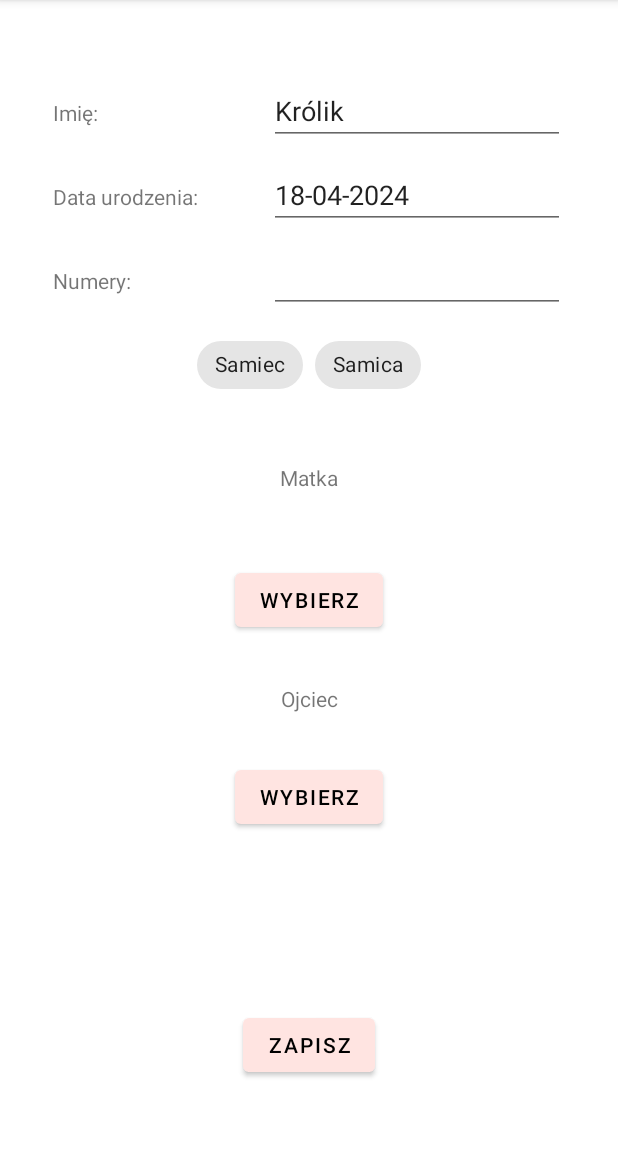
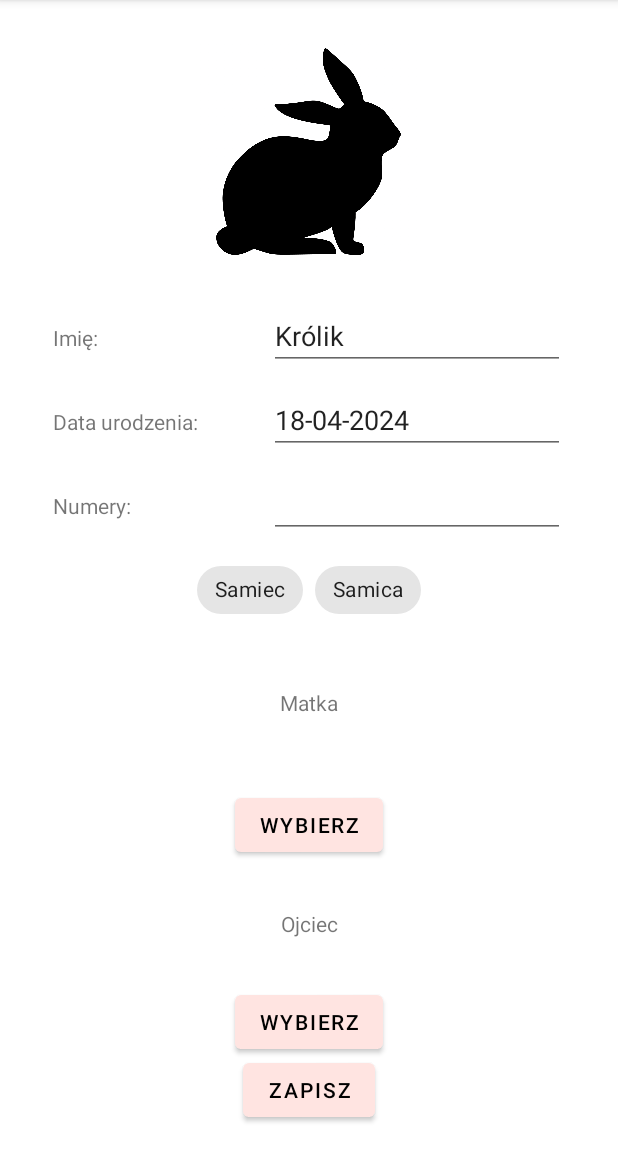
Before and after one commit to AgnieszkaKlobus12/RabbitApp, an Android app: the screen it shows after launch (MainActivity), after a tap on "Dodaj królika", on a phone screen of 412 x 824 dp, the part 84-1236 px from its top. Run offline under Robolectric (Android 15) with nearby library versions, the light colour scheme and no system bars; our stand-ins replace Room's generated code, navigation-ui; 1 other tap on this screen came first.

Commit message:
images visibility fix

```diff
--- a/app/src/main/res/layout/fragment_add_rabbit.xml
+++ b/app/src/main/res/layout/fragment_add_rabbit.xml
@@ -8,13 +8,15 @@
 
     <ImageView
         android:id="@+id/add_rabbit_picture"
-        android:layout_width="wrap_content"
-        android:layout_height="wrap_content"
+        android:layout_width="150dp"
+        android:layout_height="150dp"
         android:layout_margin="@dimen/default_margin"
+        android:layout_marginTop="16dp"
+        app:layout_constraintHorizontal_bias="0.498"
         app:layout_constraintLeft_toLeftOf="parent"
         app:layout_constraintRight_toRightOf="parent"
         app:layout_constraintTop_toTopOf="parent"
-        tools:src="@tools:sample/avatars" />
+        app:srcCompat="@drawable/rabbit_back" />
 
     <TableLayout
         android:id="@+id/table_rabbit_data"
--- a/app/src/main/res/layout/fragment_litter_details.xml
+++ b/app/src/main/res/layout/fragment_litter_details.xml
@@ -8,14 +8,14 @@
 
     <ImageView
         android:id="@+id/litter_details_image"
-        android:layout_width="wrap_content"
-        android:layout_height="wrap_content"
+        android:layout_width="150dp"
+        android:layout_height="150dp"
         android:layout_margin="@dimen/default_margin"
         app:layout_constraintBottom_toTopOf="@+id/litter_details_table_layout"
         app:layout_constraintEnd_toEndOf="parent"
         app:layout_constraintStart_toStartOf="parent"
         app:layout_constraintTop_toTopOf="parent"
-        tools:src="@tools:sample/avatars" />
+        app:srcCompat="@drawable/rabbit_2_back" />
 
     <TableLayout
         android:id="@+id/litter_details_table_layout"
--- a/app/src/main/res/layout/fragment_rabbit_details.xml
+++ b/app/src/main/res/layout/fragment_rabbit_details.xml
@@ -8,14 +8,14 @@
 
     <ImageView
         android:id="@+id/rabbit_details_image"
-        android:layout_width="wrap_content"
-        android:layout_height="wrap_content"
+        android:layout_width="150dp"
+        android:layout_height="150dp"
         android:layout_margin="@dimen/default_margin"
         app:layout_constraintBottom_toTopOf="@+id/rabbit_details_table_layout"
         app:layout_constraintEnd_toEndOf="parent"
         app:layout_constraintStart_toStartOf="parent"
         app:layout_constraintTop_toTopOf="parent"
-        tools:src="@tools:sample/avatars" />
+        app:srcCompat="@drawable/rabbit_back"/>
 
     <TableLayout
         android:id="@+id/rabbit_details_table_layout"
--- a/app/src/main/res/layout/home_list_item.xml
+++ b/app/src/main/res/layout/home_list_item.xml
@@ -7,14 +7,14 @@
 
     <ImageView
         android:id="@+id/home_list_item_picture"
-        android:layout_width="wrap_content"
-        android:layout_height="wrap_content"
+        android:layout_width="50dp"
+        android:layout_height="50dp"
         android:layout_margin="10dp"
         app:layout_constraintBottom_toBottomOf="parent"
         app:layout_constraintEnd_toStartOf="@+id/home_list_item_age_label"
         app:layout_constraintStart_toStartOf="parent"
         app:layout_constraintTop_toTopOf="parent"
-        tools:srcCompat="@drawable/ic_home_black_24dp"
+        app:srcCompat="@drawable/rabbit_back"
         android:contentDescription="@string/rabbit_picture" />
 
     <TextView
--- a/app/src/main/res/values-night/themes.xml
+++ b/app/src/main/res/values-night/themes.xml
@@ -12,11 +12,9 @@
         <item name="colorSecondary">@color/pastel_color</item> <!-- Define your pastel color -->
         <item name="colorSecondaryVariant">@color/pastel_color_variant
         </item> <!-- Darker shade of pastel color -->
-        <item name="colorOnSecondary">@color/black
-        </item> <!-- Change to a contrasting text color -->
+        <item name="colorOnSecondary">@color/black</item> <!-- Change to a contrasting text color -->
         <!-- Status bar color. -->
         <item name="android:statusBarColor">?attr/colorPrimaryVariant</item>
-
         <!-- Customize your theme here. -->
     </style>
 
```
Also changed, not shown: app/src/main/res/layout/fragment_add_litter.xml (+3 -4 lines), app/src/main/res/drawable/rabbit_2_back.png (added), app/src/main/res/drawable/rabbit_back.png (added).
